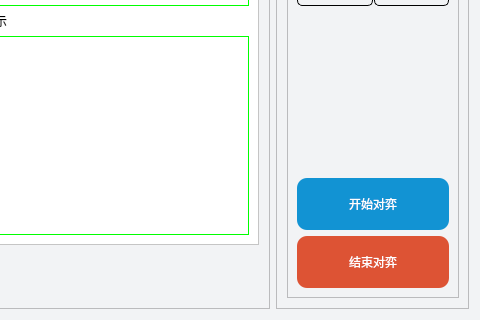
Above: layouts/app_page.ui from elephantrobotics/Connect-4-Kit before the change; both pictures show x 616 to 1096 and y 280 to 600 of the 1096 by 600 pixel window. Below: the same form after it.
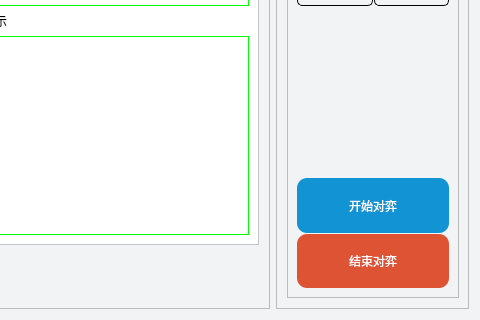
That is the form after the change. Icons and pictures are not drawn.

Commit message: add more video feed, ui imporved

```diff
--- a/layouts/app_page.ui
+++ b/layouts/app_page.ui
@@ -1306,6 +1306,9 @@
          </item>
          <item>
           <layout class="QVBoxLayout" name="verticalLayout_7">
+           <property name="spacing">
+            <number>1</number>
+           </property>
            <item>
             <widget class="QPushButton" name="btn_start_game">
              <property name="sizePolicy">
```
Left out of the diff: 20 changed lines with no effect on the pictures. The commit also changes 7 other files.
